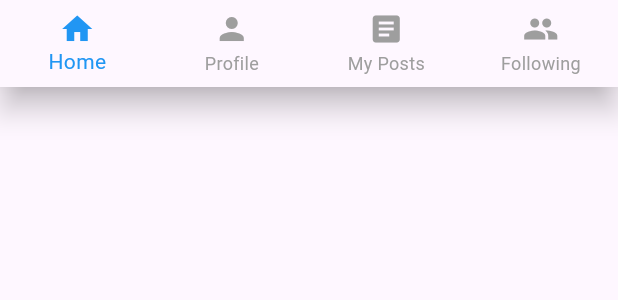
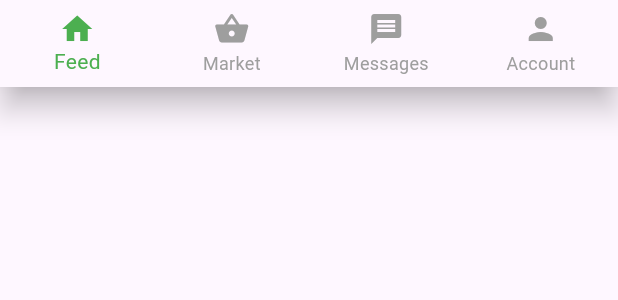
Before and after one commit to N-Ghi/Surwa, a Flutter app: the NavbarWidget widget shown alone on an empty page, opened directly with empty values, on a phone screen of 412 x 824 dp. Shown: the top 300 px of the screen. Run offline on Flutter 3.47's test engine with Material 3 defaults, Android fonts, the light colour scheme and no system bars; our stand-ins replace cloud_firestore, firebase_auth, firebase_core, firebase_storage, flutter_dotenv, image_picker and 4 more; missing offline and left inert: dart:ffi; accounts and stored records are empty.

Commit message:
Bottom navigation added

```diff
--- a/lib/widgets/navigation_widget.dart
+++ b/lib/widgets/navigation_widget.dart
@@ -1,6 +1,10 @@
 import 'package:flutter/material.dart';
+import 'package:surwa/screens/feeds.dart';
+import 'package:surwa/screens/market.dart';
+import 'package:surwa/screens/message.dart';
+import 'package:surwa/screens/profile.dart';
 
-class NavbarWidget extends StatelessWidget {
+class NavbarWidget extends StatefulWidget {
   final int currentIndex;
   final Function(int) onTap;
 
@@ -11,30 +15,50 @@ class NavbarWidget extends StatelessWidget {
   });
 
   @override
+  State<NavbarWidget> createState() => _NavbarWidgetState();
+}
+
+class _NavbarWidgetState extends State<NavbarWidget> {
+  int _selectedIndex = 0;
+
+void _onBottomNavTap(int index) {
+    setState(() {
+      _selectedIndex = index;
+    });
+
+    // Handle navigation based on the selected index using named routes
+    switch (index) {
+      case 0:
+        Navigator.push(context, MaterialPageRoute(builder: (context) => DashboardScreen()));
+        break;
+      case 1:
+        Navigator.push(context, MaterialPageRoute(builder: (context) => MarketScreen()));
+        break;
+      case 2:
+        Navigator.push(context, MaterialPageRoute(builder: (context) => MessagesScreen()));
+        break;
+      case 3:
+        Navigator.push(context, MaterialPageRoute(builder: (context) => ProfileScreen()));
+        break;
+    }
+  }
+
+  @override
   Widget build(BuildContext context) {
     return BottomNavigationBar(
-      type: BottomNavigationBarType.fixed, // Important for more than 3 items
-      currentIndex: currentIndex,
-      onTap: onTap,
-      selectedItemColor: Colors.blue,
+      type: BottomNavigationBarType.fixed,
+      currentIndex: _selectedIndex,
+      selectedItemColor: Colors.green,
       unselectedItemColor: Colors.grey,
-      items: const [
+      onTap: _onBottomNavTap,
+      items: [
+        BottomNavigationBarItem(icon: Icon(Icons.home), label: 'Feed'),
         BottomNavigationBarItem(
-          icon: Icon(Icons.home),
-          label: 'Home',
+          icon: Icon(Icons.shopping_basket),
+          label: 'Market',
         ),
-        BottomNavigationBarItem(
-          icon: Icon(Icons.person),
-          label: 'Profile',
-        ),
-        BottomNavigationBarItem(
-          icon: Icon(Icons.article),
-          label: 'My Posts',
-        ),
-        BottomNavigationBarItem(
-          icon: Icon(Icons.group),
-          label: 'Following',
-        ),
+        BottomNavigationBarItem(icon: Icon(Icons.message), label: 'Messages'),
+        BottomNavigationBarItem(icon: Icon(Icons.person), label: 'Account'),
       ],
     );
   }
```
Also changed, not shown: lib/screens/feeds.dart (+34 -0 lines), lib/screens/market.dart (+15 -13 lines), lib/screens/message.dart (+37 -0 lines), lib/screens/profile.dart (+42 -0 lines).
